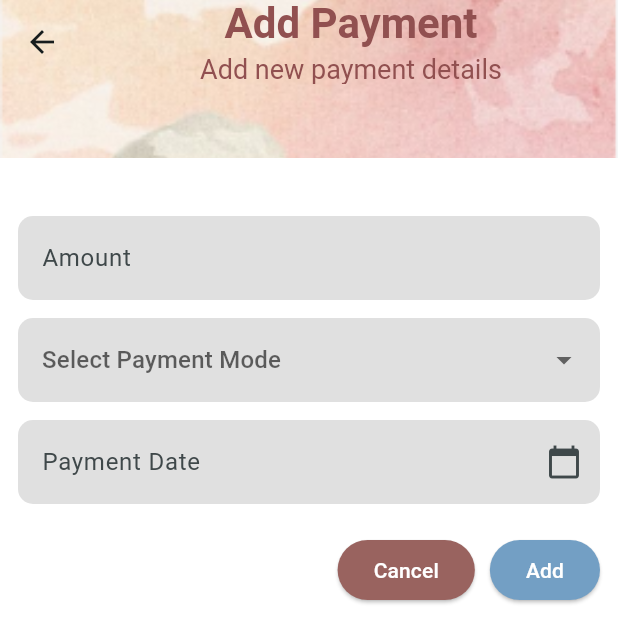
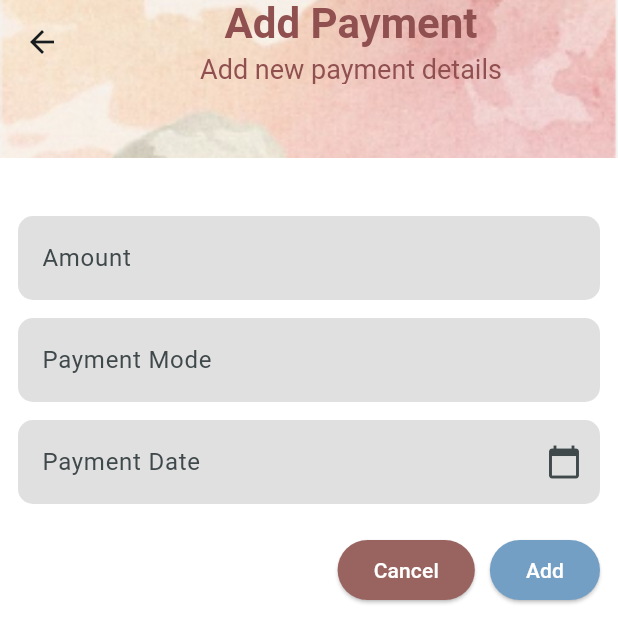
Before and after one commit to hanan-hr2006354/8-arwa-hanan-hanan-rain, a Flutter app: the UpdatePaymentScreen screen opened directly, on a phone screen of 412 x 824 dp, the top half of it. Run offline on Flutter 3.47's test engine with Material 3 defaults, Android fonts, the phone set to English and light mode, and no system bars; our stand-ins replace flutter_riverpod, go_router; accounts and stored records are empty.

Commit message:
push router update

```diff
--- a/YalaPay/lib/screens/payment_editor_screen.dart
+++ b/YalaPay/lib/screens/payment_editor_screen.dart
@@ -30,17 +30,10 @@ class UpdatePaymentScreen extends ConsumerWidget {
 
     final TextEditingController amountController = TextEditingController(
         text: isAddMode ? '' : payment!.amount.toString());
+    final TextEditingController modeController =
+        TextEditingController(text: isAddMode ? '' : payment!.paymentMode);
     DateTime selectedDate =
         isAddMode ? DateTime.now() : DateTime.parse(payment!.paymentDate);
-
-    // Predefined payment modes
-    final List<String> paymentModes = [
-      "Bank transfer",
-      "Credit card",
-      "Cheque",
-    ];
-
-    String? selectedMode = isAddMode ? null : payment!.paymentMode;
 
     return Scaffold(
       backgroundColor: Colors.white,
@@ -67,35 +60,9 @@ class UpdatePaymentScreen extends ConsumerWidget {
                     keyboardType: TextInputType.number,
                   ),
                   const SizedBox(height: 12),
-                  // Dropdown for payment modes
-                  DropdownButtonFormField<String>(
-                    value: selectedMode,
-                    hint: const Text('Select Payment Mode'),
-                    items: paymentModes.map((mode) {
-                      return DropdownMenuItem<String>(
-                        value: mode,
-                        child: Text(mode),
-                      );
-                    }).toList(),
-                    onChanged: (value) {
-                      selectedMode = value; // Update selected mode
-                    },
-                    decoration: InputDecoration(
-                      filled: true,
-                      fillColor: Colors.grey[300],
-                      enabledBorder: OutlineInputBorder(
-                        borderSide: const BorderSide(
-                          color: Color.fromARGB(0, 162, 162, 163),
-                        ),
-                        borderRadius: BorderRadius.circular(10),
-                      ),
-                      focusedBorder: OutlineInputBorder(
-                        borderSide: const BorderSide(
-                            color: Color.fromARGB(0, 162, 162, 163),
-                            width: 1.0),
-                        borderRadius: BorderRadius.circular(10),
-                      ),
-                    ),
+                  _buildTextField(
+                    controller: modeController,
+                    label: 'Payment Mode',
                   ),
                   const SizedBox(height: 12),
                   GestureDetector(
@@ -157,12 +124,6 @@ class UpdatePaymentScreen extends ConsumerWidget {
                           foregroundColor: Colors.white,
                         ),
                         onPressed: () {
-                          if (isAddMode && invoiceId == null) {
-                            // Show dialog if no invoice is selected
-                            _showInvoiceSelectionDialog(context);
-                            return;
-                          }
-
                           if (isAddMode) {
                             // Create a new payment object
                             final newPayment = Payment(
@@ -174,7 +135,7 @@ class UpdatePaymentScreen extends ConsumerWidget {
                                   double.tryParse(amountController.text) ?? 0,
                               paymentDate:
                                   DateFormat('yyyy-MM-dd').format(selectedDate),
-                              paymentMode: selectedMode ?? '',
+                              paymentMode: modeController.text,
                             );
 
                             ref
@@ -191,7 +152,7 @@ class UpdatePaymentScreen extends ConsumerWidget {
                                   double.tryParse(amountController.text) ?? 0,
                               paymentDate:
                                   DateFormat('yyyy-MM-dd').format(selectedDate),
-                              paymentMode: selectedMode ?? '',
+                              paymentMode: modeController.text,
                             );
 
                             ref
@@ -213,26 +174,6 @@ class UpdatePaymentScreen extends ConsumerWidget {
           ),
         ),
       ),
-    );
-  }
-
-  void _showInvoiceSelectionDialog(BuildContext context) {
-    showDialog(
-      context: context,
-      builder: (BuildContext context) {
-        return AlertDialog(
-          title: const Text('Invoice Selection Required'),
-          content: const Text('You should choose which invoice to add to.'),
-          actions: [
-            TextButton(
-              onPressed: () {
-                Navigator.of(context).pop(); // Close the dialog
-              },
-              child: const Text('OK'),
-            ),
-          ],
-        );
-      },
     );
   }
 
```
Also changed, not shown: 1 other file.
